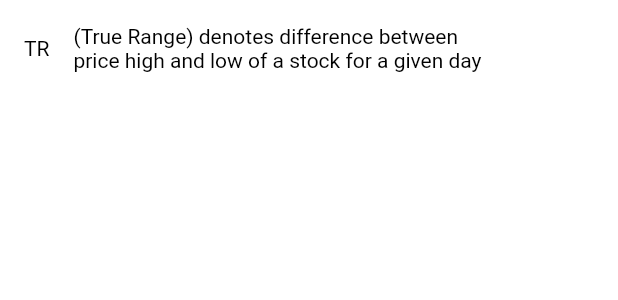
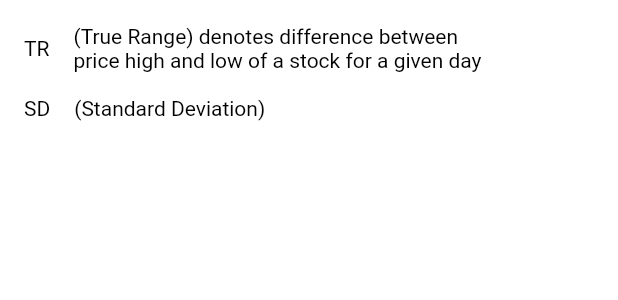
Before and after one commit to Andres-R/Oural-Go, a Flutter app: the IntradayBottomInfoBar widget shown alone on an empty page, opened directly, on a phone screen of 412 x 824 dp. Shown: the top 300 px of the screen. Run offline on Flutter 3.47's test engine with Material 2 defaults, Android fonts, the phone set to English and light mode, and no system bars; our stand-ins replace bloc, currency_text_input_formatter, equatable, flutter_bloc, internet_connection_checker, sqflite; accounts and stored records are empty; network calls fail.

Commit message:
1.0.0 Implemented standard deviation for ticker

```diff
--- a/lib/cubit/ticker_info_cubit.dart
+++ b/lib/cubit/ticker_info_cubit.dart
@@ -24,6 +24,7 @@ class TickerInfoCubit extends Cubit<TickerInfoState> {
               pastMonthPerformance: 0.0,
               pastTradingDaysPerformance: 0.0,
               pastWeekPerformance: 0.0,
+              standardDeviation: 0.0,
             ),
           ),
         ) {
--- a/lib/data/models/ticker_info_container.dart
+++ b/lib/data/models/ticker_info_container.dart
@@ -13,6 +13,7 @@ class TickerInfoContainer {
   double pastMonthPerformance;
   double pastTradingDaysPerformance;
   double pastWeekPerformance;
+  double standardDeviation;
 
   TickerInfoContainer({
     required this.ticker,
@@ -27,5 +28,6 @@ class TickerInfoContainer {
     required this.pastMonthPerformance,
     required this.pastTradingDaysPerformance,
     required this.pastWeekPerformance,
+    required this.standardDeviation,
   });
 }
--- a/lib/ui/screens/general/ticker_info_screen.dart
+++ b/lib/ui/screens/general/ticker_info_screen.dart
@@ -177,6 +177,8 @@ class _TickerInfoScreenState extends State<TickerInfoScreen> {
                 tickerState.tickerInfoContainer.pastTradingDaysPerformance;
             double pastWeekPerformance =
                 tickerState.tickerInfoContainer.pastWeekPerformance;
+            double standardDeviation =
+                tickerState.tickerInfoContainer.standardDeviation;
 
             return SingleChildScrollView(
               child: Column(
@@ -307,6 +309,7 @@ class _TickerInfoScreenState extends State<TickerInfoScreen> {
                                   numberFormat: numberFormat,
                                   averageIntradayLow: averageIntradayLow,
                                   averageIntradayHigh: averageIntradayHigh,
+                                  standardDeviation: standardDeviation,
                                 ),
                                 IntradayDatesSideBar(
                                   dates: dates,
@@ -319,6 +322,7 @@ class _TickerInfoScreenState extends State<TickerInfoScreen> {
                               averageIntradayLow: averageIntradayLow,
                               averageIntradayHigh: averageIntradayHigh,
                               dates: dates,
+                              standardDeviation: standardDeviation,
                             ),
                   Container(
                     height: kPadding / 4,
--- a/lib/ui/widgets/intraday/content/intraday_high_info_bar.dart
+++ b/lib/ui/widgets/intraday/content/intraday_high_info_bar.dart
@@ -69,6 +69,10 @@ class IntradayHighInfoBar extends StatelessWidget {
             ),
           ),
           SizedBox(height: kPadding / 2),
+          const Text(''),
+          SizedBox(height: kPadding / 2),
+          const Text(''),
+          SizedBox(height: kPadding / 2),
         ],
       ),
     );
--- a/lib/ui/widgets/intraday/content/intraday_high_price_bar.dart
+++ b/lib/ui/widgets/intraday/content/intraday_high_price_bar.dart
@@ -50,6 +50,10 @@ class IntradayHighPriceBar extends StatelessWidget {
             SizedBox(height: kPadding / 2),
             const Text(''),
             SizedBox(height: kPadding / 2),
+            const Text(''),
+            SizedBox(height: kPadding / 2),
+            const Text(''),
+            SizedBox(height: kPadding / 2),
           ],
         ),
       ),
--- a/lib/ui/widgets/intraday/content/intraday_low_info_bar.dart
+++ b/lib/ui/widgets/intraday/content/intraday_low_info_bar.dart
@@ -69,6 +69,10 @@ class IntradayLowInfoBar extends StatelessWidget {
             ),
           ),
           SizedBox(height: kPadding / 2),
+          const Text(''),
+          SizedBox(height: kPadding / 2),
+          const Text(''),
+          SizedBox(height: kPadding / 2),
         ],
       ),
     );
--- a/lib/ui/widgets/intraday/content/intraday_low_price_bar.dart
+++ b/lib/ui/widgets/intraday/content/intraday_low_price_bar.dart
@@ -50,6 +50,10 @@ class IntradayLowPriceBar extends StatelessWidget {
             SizedBox(height: kPadding / 2),
             const Text(''),
             SizedBox(height: kPadding / 2),
+            const Text(''),
+            SizedBox(height: kPadding / 2),
+            const Text(''),
+            SizedBox(height: kPadding / 2),
           ],
         ),
       ),
--- a/lib/ui/widgets/intraday/content/intraday_open_price_bar.dart
+++ b/lib/ui/widgets/intraday/content/intraday_open_price_bar.dart
@@ -50,6 +50,10 @@ class IntradayOpenPriceBar extends StatelessWidget {
             SizedBox(height: kPadding / 2),
             const Text(''),
             SizedBox(height: kPadding / 2),
+            const Text(''),
+            SizedBox(height: kPadding / 2),
+            const Text(''),
+            SizedBox(height: kPadding / 2),
           ],
         ),
       ),
--- a/lib/ui/widgets/intraday/core/intraday_dates_sidebar.dart
+++ b/lib/ui/widgets/intraday/core/intraday_dates_sidebar.dart
@@ -76,7 +76,10 @@ class IntradayDatesSideBar extends StatelessWidget {
               SizedBox(height: kPadding / 2),
               const Text(''),
               SizedBox(height: kPadding / 2),
-              //const SizedBox(height: 8),
+              const Text(''),
+              SizedBox(height: kPadding / 2),
+              const Text(''),
+              SizedBox(height: kPadding / 2),
             ],
           ),
         ),
--- a/lib/ui/widgets/intraday/core/intraday_info_table.dart
+++ b/lib/ui/widgets/intraday/core/intraday_info_table.dart
@@ -16,12 +16,14 @@ class IntradayInfoTable extends StatelessWidget {
     required this.numberFormat,
     required this.averageIntradayLow,
     required this.averageIntradayHigh,
+    required this.standardDeviation,
   }) : super(key: key);
 
   final List<IntradayInfoContainer> containers;
   final NumberFormat numberFormat;
   final double averageIntradayLow;
   final double averageIntradayHigh;
+  final double standardDeviation;
 
   @override
   Widget build(BuildContext context) {
@@ -56,6 +58,7 @@ class IntradayInfoTable extends StatelessWidget {
           IntradayTrueRangeBar(
             containers: containers,
             numberFormat: numberFormat,
+            standardDeviation: standardDeviation,
           ),
           SizedBox(width: kPadding),
         ],
--- a/lib/ui/widgets/other/intraday_bottom_info_bar.dart
+++ b/lib/ui/widgets/other/intraday_bottom_info_bar.dart
@@ -35,6 +35,21 @@ class IntradayBottomInfoBar extends StatelessWidget {
               ),
             ],
           ),
+          SizedBox(height: kPadding),
+          Row(
+            //crossAxisAlignment: CrossAxisAlignment.start,
+            children: [
+              Text(
+                'SD',
+                style: Theme.of(context).textTheme.bodyMedium,
+              ),
+              SizedBox(width: kPadding),
+              Text(
+                '(Standard Deviation)',
+                style: Theme.of(context).textTheme.bodyMedium,
+              ),
+            ],
+          ),
         ],
       ),
     );
--- a/lib/ui/widgets/unlocked/intraday_unlocked_info_table.dart
+++ b/lib/ui/widgets/unlocked/intraday_unlocked_info_table.dart
@@ -18,6 +18,7 @@ class IntradayUnlockedInfoTable extends StatelessWidget {
     required this.averageIntradayLow,
     required this.averageIntradayHigh,
     required this.dates,
+    required this.standardDeviation,
   }) : super(key: key);
 
   final List<IntradayInfoContainer> containers;
@@ -25,6 +26,7 @@ class IntradayUnlockedInfoTable extends StatelessWidget {
   final NumberFormat numberFormat;
   final double averageIntradayLow;
   final double averageIntradayHigh;
+  final double standardDeviation;
 
   @override
   Widget build(BuildContext context) {
@@ -59,6 +61,7 @@ class IntradayUnlockedInfoTable extends StatelessWidget {
           IntradayTrueRangeBar(
             containers: containers,
             numberFormat: numberFormat,
+            standardDeviation: standardDeviation,
           ),
           SizedBox(width: kPadding),
         ],
```
Also changed, not shown: lib/data/service/data_service.dart (+47 -0 lines), lib/ui/widgets/intraday/content/intraday_true_range_bar.dart (+20 -0 lines), 3 other files.
